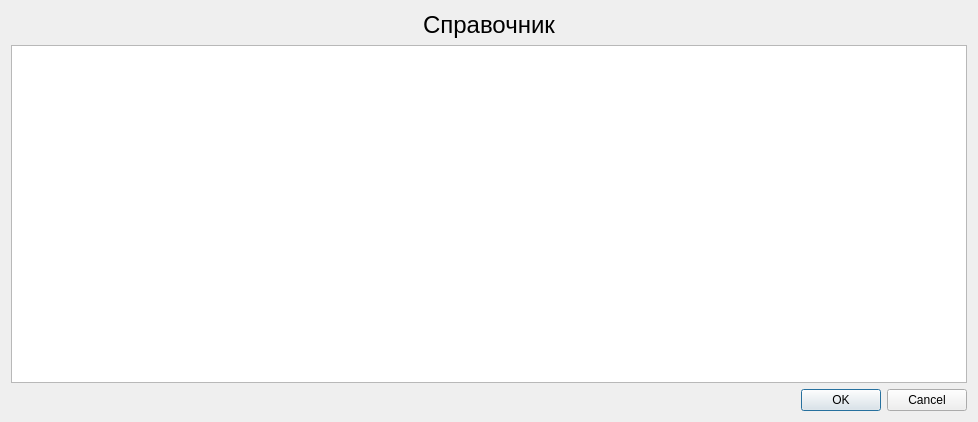
First picture: the form in TournamentManager/handbookdialog.ui, repository BarsukAlexey/xelarogi, before the edit.
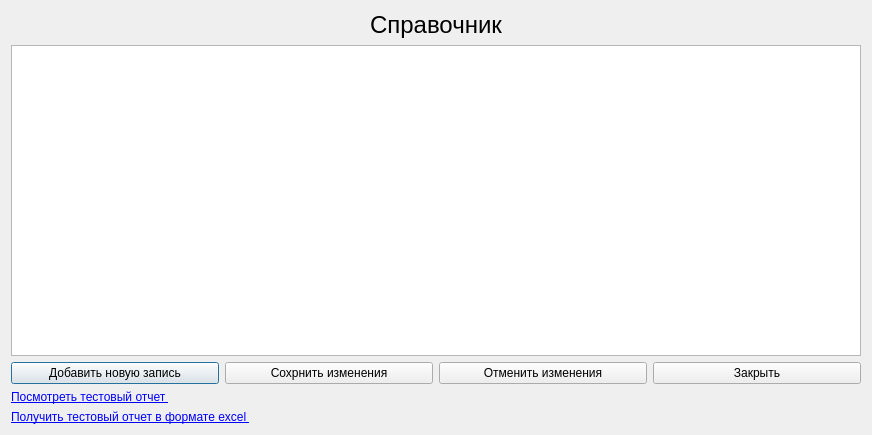
Second picture: the form after the edit.

Commit message: Autogen Tournament (paint mode, excel file) initial commit. Modified in handlebook mode. Can read excel in test function

Diff of the .ui file:
```diff
--- a/TournamentManager/handbookdialog.ui
+++ b/TournamentManager/handbookdialog.ui
@@ -6,34 +6,19 @@
    <rect>
     <x>0</x>
     <y>0</y>
-    <width>978</width>
-    <height>422</height>
+    <width>872</width>
+    <height>435</height>
    </rect>
   </property>
   <property name="windowTitle">
    <string>Dialog</string>
   </property>
   <layout class="QGridLayout" name="gridLayout">
-   <item row="1" column="0">
-    <widget class="QTableWidget" name="tableWidget">
-     <property name="sizeAdjustPolicy">
-      <enum>QAbstractScrollArea::AdjustIgnored</enum>
+   <item row="3" column="0">
+    <widget class="QLabel" name="label_2">
+     <property name="text">
+      <string>&lt;a href=&quot;http://127.0.0.1:49255/viewer/frameset?__report=C%3A%5CUsers%5CАлексей%5Cworkspace%5CReports%5Ctest_report.rptdesign&amp;__format=html&amp;__svg=true&amp;__locale=ru_RU&amp;__timezone=W-SU&amp;__masterpage=true&amp;__rtl=false&amp;__cubememsize=100&amp;__resourceFolder=C%3A%5CUsers%5CАлексей%5Cworkspace%5CReports&amp;998452581&quot;&gt; Посмотреть тестовый отчет &lt;/a&gt;</string>
      </property>
-     <property name="alternatingRowColors">
-      <bool>true</bool>
-     </property>
-     <property name="selectionMode">
-      <enum>QAbstractItemView::SingleSelection</enum>
-     </property>
-     <property name="selectionBehavior">
-      <enum>QAbstractItemView::SelectRows</enum>
-     </property>
-     <property name="sortingEnabled">
-      <bool>true</bool>
-     </property>
-     <attribute name="verticalHeaderVisible">
-      <bool>false</bool>
-     </attribute>
     </widget>
    </item>
    <item row="0" column="0">
@@ -78,13 +63,45 @@
      </item>
     </layout>
    </item>
+   <item row="1" column="0">
+    <widget class="QTableView" name="tableView"/>
+   </item>
    <item row="2" column="0">
-    <widget class="QDialogButtonBox" name="buttonBox">
-     <property name="orientation">
-      <enum>Qt::Horizontal</enum>
-     </property>
-     <property name="standardButtons">
-      <set>QDialogButtonBox::Cancel|QDialogButtonBox::Ok</set>
+    <layout class="QHBoxLayout" name="horizontalLayout_2">
+     <item>
+      <widget class="QPushButton" name="btnInsert">
+       <property name="text">
+        <string>Добавить новую запись</string>
+       </property>
+      </widget>
+     </item>
+     <item>
+      <widget class="QPushButton" name="btnSave">
+       <property name="text">
+        <string>Сохрнить изменения</string>
+       </property>
+      </widget>
+     </item>
+     <item>
+      <widget class="QPushButton" name="btnRevert">
+       <property name="text">
+        <string>Отменить изменения</string>
+       </property>
+      </widget>
+     </item>
+     <item>
+      <widget class="QPushButton" name="btnExit">
+       <property name="text">
+        <string>Закрыть</string>
+       </property>
+      </widget>
+     </item>
+    </layout>
+   </item>
+   <item row="4" column="0">
+    <widget class="QLabel" name="label_3">
+     <property name="text">
+      <string>&lt;a href=&quot;http://127.0.0.1:49255/viewer/frameset?__report=C%3A%5CUsers%5CАлексей%5Cworkspace%5CReports%5Ctest_report.rptdesign&amp;__format=xlsx&amp;__svg=true&amp;__locale=ru_RU&amp;__timezone=W-SU&amp;__masterpage=true&amp;__rtl=false&amp;__cubememsize=100&amp;__resourceFolder=C%3A%5CUsers%5CАлексей%5Cworkspace%5CReports&amp;998452581&quot;&gt; Получить тестовый отчет в формате excel &lt;/a&gt;</string>
      </property>
     </widget>
    </item>
```
Left out of the diff: 35 changed lines with no effect on the pictures. The commit also changes 18 other files.
